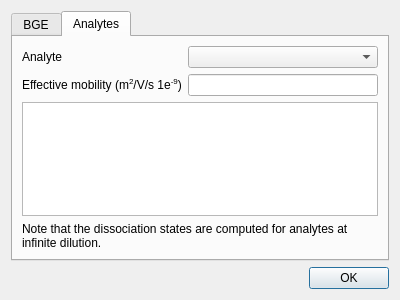
Above: src/ui/ioniccompositiondialog.ui from echmet/PeakMasterNG before the change. Below: the same form after it.
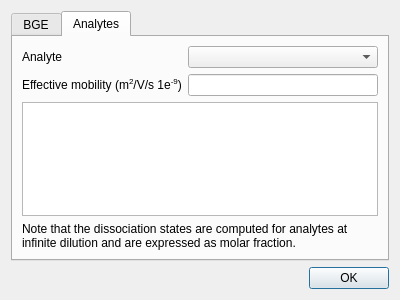
That is the form after the change. The open tabs and pages were chosen to show the change. Custom widgets are drawn as their Qt base class.

Commit message: Explicitly state that dissociation states of analytes is expressed as molar fraction

The edit to the form file:
```diff
--- a/src/ui/ioniccompositiondialog.ui
+++ b/src/ui/ioniccompositiondialog.ui
@@ -75,7 +75,7 @@
        <item>
         <widget class="QLabel" name="ql_warning">
          <property name="text">
-          <string>Note that the dissociation states are computed for analytes at infinite dilution.</string>
+          <string>Note that the dissociation states are computed for analytes at infinite dilution and are expressed as molar fraction.</string>
          </property>
          <property name="wordWrap">
           <bool>true</bool>
```
